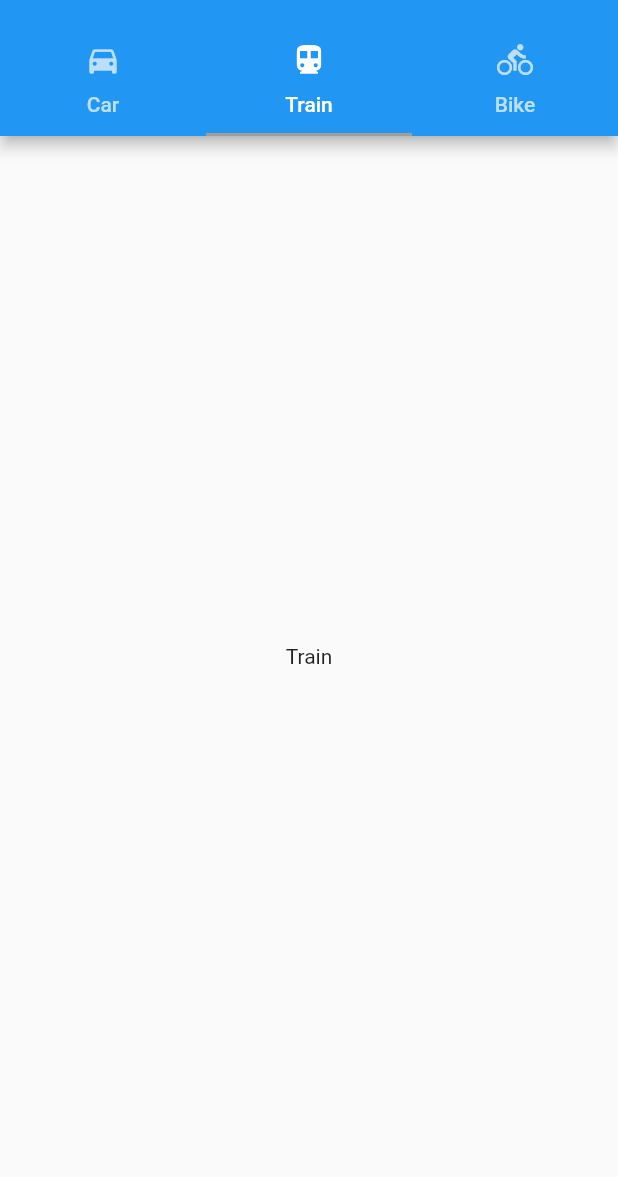
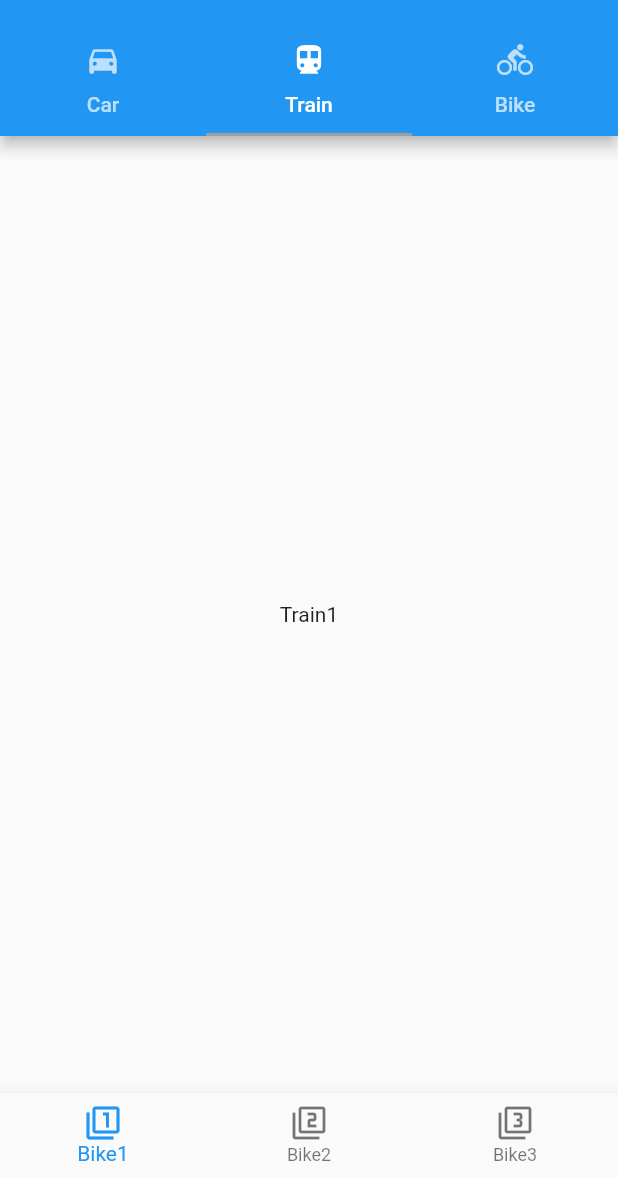
Before and after one commit to kicok/flutter_navigataion_ex, a Flutter app: the screen it shows after launch, tab 2 chosen, on a phone screen of 412 x 824 dp, the part 59-1236 px from its top. Run offline on Flutter 3.47's test engine with Material 2 defaults, Android fonts, the phone set to English and light mode, and no system bars.

Commit message:
Train add

```diff
--- a/lib/train/train.dart
+++ b/lib/train/train.dart
@@ -1,4 +1,7 @@
 import 'package:flutter/material.dart';
+import 'package:flutter_navigation_ex/train/train1.dart';
+import 'package:flutter_navigation_ex/train/train2.dart';
+import 'package:flutter_navigation_ex/train/train3.dart';
 
 class Train extends StatefulWidget {
   const Train({Key? key}) : super(key: key);
@@ -8,10 +11,25 @@ class Train extends StatefulWidget {
 }
 
 class _TrainState extends State<Train> {
+  int _selectedIndex = 0;
+  final List<Widget> _widget = const [Train1(), Train2(), Train3()];
+  void _onItemTapped(int index) {
+    setState(() => _selectedIndex = index);
+  }
+
   @override
   Widget build(BuildContext context) {
-    return const Center(
-      child: Text('Train'),
+    return Scaffold(
+      body: _widget[_selectedIndex],
+      bottomNavigationBar: BottomNavigationBar(
+        items: const <BottomNavigationBarItem>[
+          BottomNavigationBarItem(icon: Icon(Icons.filter_1), label: 'Bike1'),
+          BottomNavigationBarItem(icon: Icon(Icons.filter_2), label: 'Bike2'),
+          BottomNavigationBarItem(icon: Icon(Icons.filter_3), label: 'Bike3'),
+        ],
+        currentIndex: _selectedIndex,
+        onTap: _onItemTapped,
+      ),
     );
   }
 }
--- /dev/null
+++ b/lib/train/train1.dart
@@ -0,0 +1,12 @@
+import 'package:flutter/material.dart';
+
+class Train1 extends StatelessWidget {
+  const Train1({Key? key}) : super(key: key);
+
+  @override
+  Widget build(BuildContext context) {
+    return const Center(
+      child: Text('Train1'),
+    );
+  }
+}
```
Also changed, not shown: lib/train/train2.dart (added, +12 -0 lines), lib/train/train3.dart (added, +12 -0 lines).
